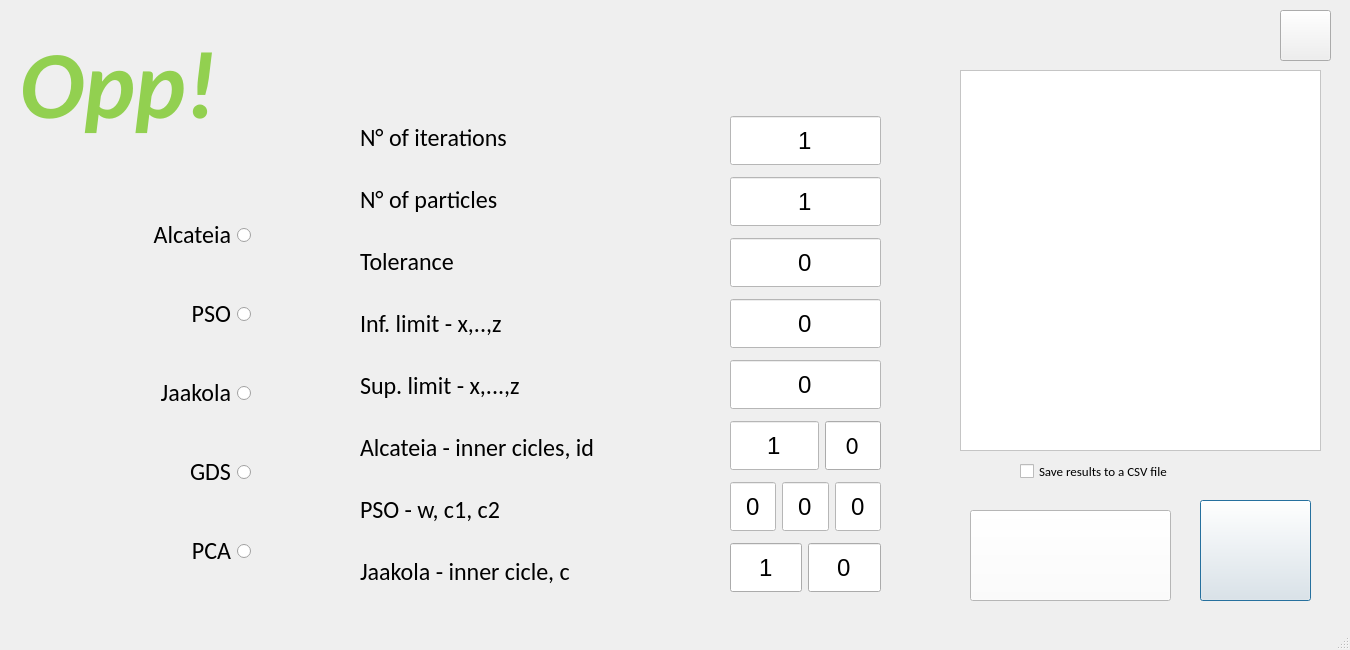
Qt form opp_gui.ui (LukeKort/Opp) before a commit.
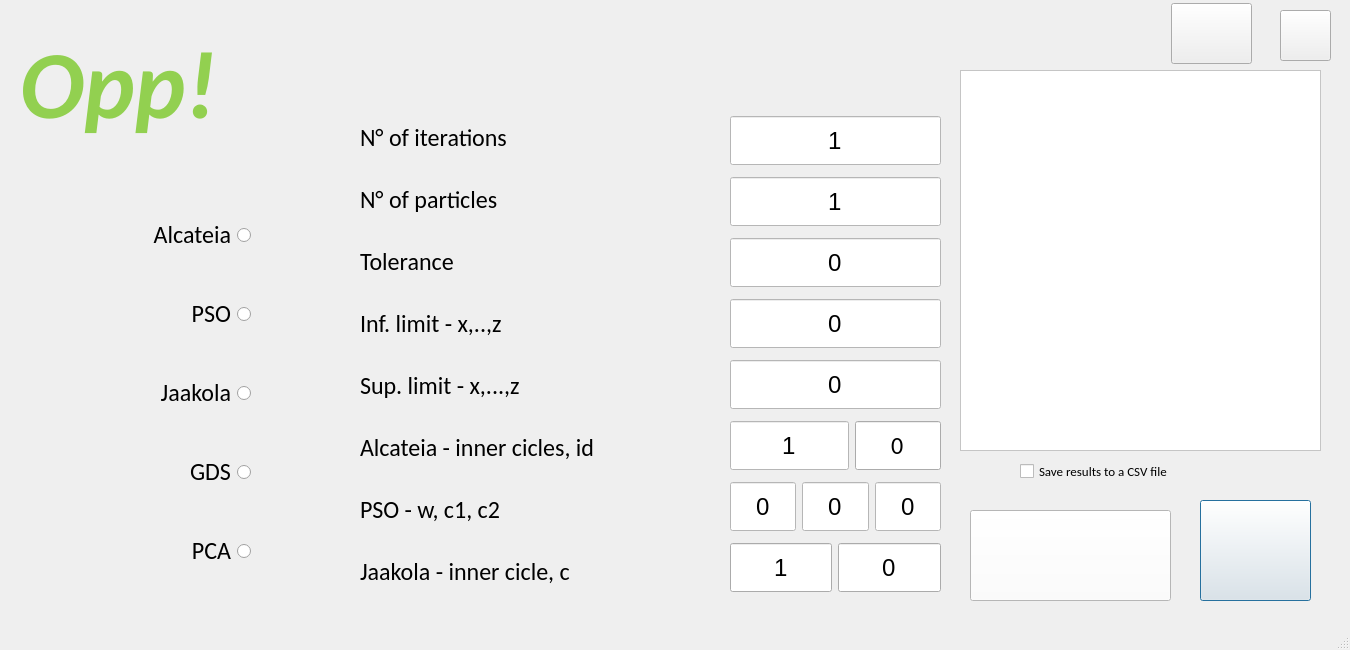
The same form after that commit. Icons and pictures are not drawn.

What changed in the file:
```diff
--- a/opp_gui.ui
+++ b/opp_gui.ui
@@ -700,7 +700,7 @@
      <rect>
       <x>730</x>
       <y>110</y>
-      <width>151</width>
+      <width>211</width>
       <height>491</height>
      </rect>
     </property>
@@ -1115,6 +1115,22 @@
      </item>
     </layout>
    </widget>
+   <widget class="QPushButton" name="youtube">
+    <property name="geometry">
+     <rect>
+      <x>1171</x>
+      <y>3</y>
+      <width>81</width>
+      <height>61</height>
+     </rect>
+    </property>
+    <property name="styleSheet">
+     <string notr="true">border-image: url(:/icons_images/icons/youtube.png);</string>
+    </property>
+    <property name="text">
+     <string/>
+    </property>
+   </widget>
   </widget>
   <widget class="QMenuBar" name="menubar">
    <property name="geometry">
```
